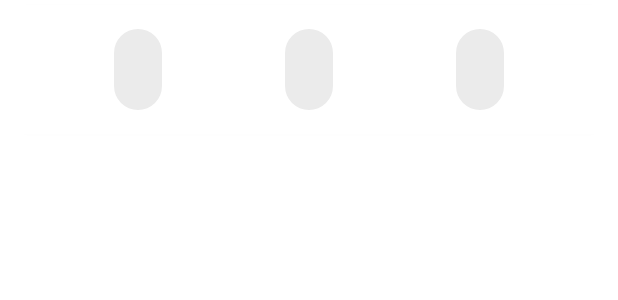
After one commit to thespacemanatee/Career-Portfolio, an Android app: the layout custom_task.xml on its own in the app's theme, with its tools: preview values and no code run, on a phone screen of 412 x 824 dp. The commit adds this screen. Shown: the top 300 px of the screen. Run offline under Robolectric (Android 15) with nearby library versions, the phone set to English and light mode, and no system bars.

Commit message:
Added recyclerview to view custom tasks added

```diff
--- /dev/null
+++ b/app/src/main/res/drawable/custom_task_background.xml
@@ -0,0 +1,9 @@
+<?xml version="1.0" encoding="utf-8"?>
+<shape android:shape="rectangle"
+    xmlns:android="http://schemas.android.com/apk/res/android">
+    <corners android:radius="56dp" />
+
+    <solid android:color="#ebebeb" />
+
+    <padding android:bottom="16dp" android:left="16dp" android:right="16dp" android:top="16dp" />
+</shape>
--- /dev/null
+++ b/app/src/main/res/layout/custom_task.xml
@@ -0,0 +1,58 @@
+<?xml version="1.0" encoding="utf-8"?>
+<androidx.cardview.widget.CardView android:id="@+id/cardView"
+    xmlns:android="http://schemas.android.com/apk/res/android"
+    xmlns:app="http://schemas.android.com/apk/res-auto"
+    android:layout_width="match_parent"
+    android:layout_height="wrap_content"
+    app:cardPreventCornerOverlap="false"
+    app:cardCornerRadius="10dp"
+    app:cardMaxElevation="2dp"
+    app:cardElevation="2dp"
+    app:cardUseCompatPadding="true"
+    android:foreground="?attr/selectableItemBackground"
+    xmlns:tools="http://schemas.android.com/tools">
+
+    <androidx.constraintlayout.widget.ConstraintLayout
+        android:layout_width="match_parent"
+        android:layout_height="wrap_content"
+        tools:ignore="MissingConstraints"
+        android:paddingTop="16dp"
+        android:paddingBottom="16dp">
+
+        <androidx.constraintlayout.helper.widget.Flow
+            android:layout_width="match_parent"
+            android:layout_height="wrap_content"
+            app:flow_verticalGap="8dp"
+            app:flow_horizontalGap="8dp"
+            app:layout_constraintStart_toStartOf="parent"
+            app:layout_constraintEnd_toEndOf="parent"
+            app:layout_constraintTop_toTopOf="parent"
+            app:flow_wrapMode="chain"
+            app:constraint_referenced_ids="action, object, purpose"/>
+
+            <TextView
+                android:id="@+id/action"
+                android:layout_width="wrap_content"
+                android:layout_height="wrap_content"
+                android:background="@drawable/custom_task_background"
+                android:textSize="16sp" />
+
+            <TextView
+                android:id="@+id/object"
+                android:layout_width="wrap_content"
+                android:layout_height="wrap_content"
+                android:background="@drawable/custom_task_background"
+                android:textSize="16sp" />
+
+            <TextView
+                android:id="@+id/purpose"
+                android:layout_width="wrap_content"
+                android:layout_height="wrap_content"
+                android:background="@drawable/custom_task_background"
+                android:textSize="16sp" />
+
+
+    </androidx.constraintlayout.widget.ConstraintLayout>
+
+
+</androidx.cardview.widget.CardView>
```
Also changed, not shown: app/src/main/java/com/lkycic/careerportfolio/AddTasksFragment.java (+13 -0 lines), app/src/main/java/com/lkycic/careerportfolio/CustomTaskAdapter.java (added, +58 -0 lines).
